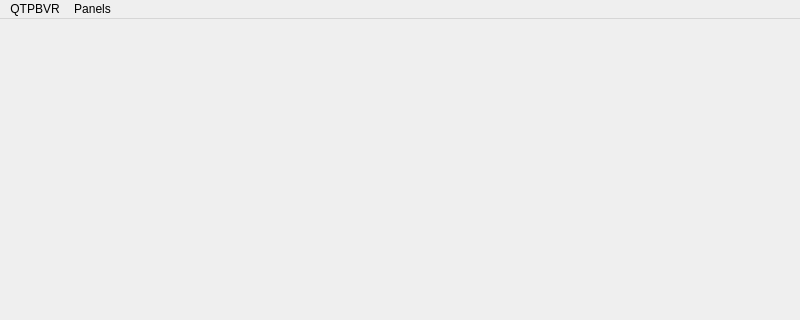
Old version of the form App/pbvrgui.ui in the repository CCSEPBVR/CS-IS-PBVR; both pictures show x 0 to 800 and y 0 to 320 of the 800 by 600 pixel window.
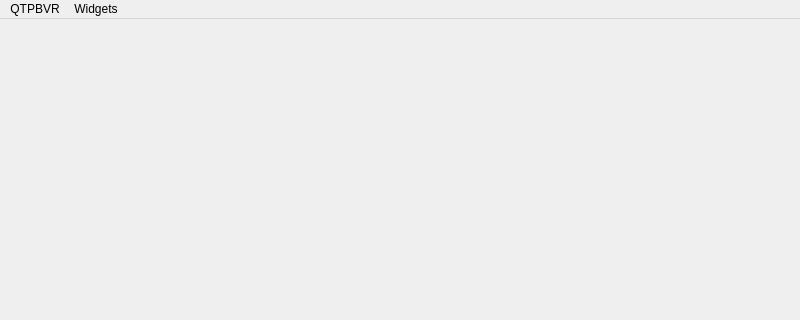
New version of the form.

Commit message: ツールバーのPanelsをWidgetsに変更

The edit to the form file:
```diff
--- a/App/pbvrgui.ui
+++ b/App/pbvrgui.ui
@@ -38,7 +38,7 @@
    </widget>
    <widget class="QMenu" name="menuPanels">
     <property name="title">
-     <string>Panels</string>
+     <string>Widgets</string>
     </property>
     <addaction name="actionVolumeTransform"/>
    </widget>
```
